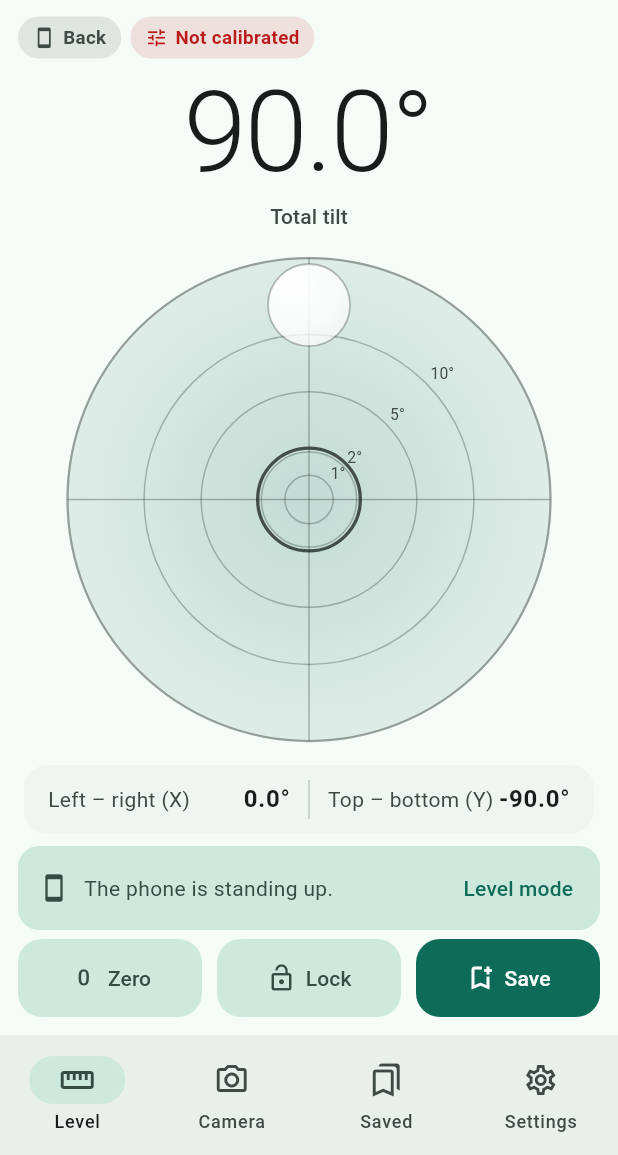
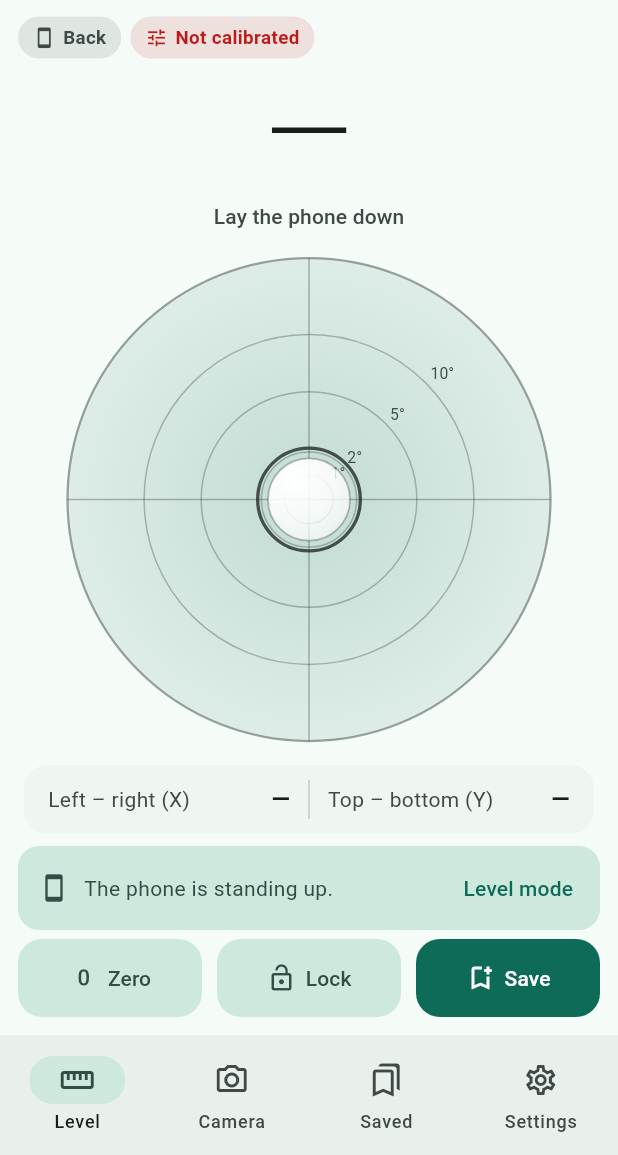
Before and after one commit to razvannicu15/Nivela, a Flutter app: the screen it shows after launch, after a tap on "Plumb", after a tap on "Flat", on a phone screen of 412 x 824 dp, the part 81-1236 px from its top. Run offline on Flutter 3.47's test engine with Material 3 defaults, Android fonts, the phone set to English and light mode, and no system bars; our stand-ins replace camera.

Commit message:
Show a dash when the phone is not held for the current mode
Keep the display orientation while lying flat, and draw scale labels
in Roboto.

Co-Authored-By: Claude Opus 5.5 <noreply@anthropic.com>
Claude-Session: https://claude.ai/code/session_01PSH8SsYx9vLsPuXhkJxfXr

```diff
--- a/lib/services/meter.dart
+++ b/lib/services/meter.dart
@@ -141,7 +141,7 @@ class Meter extends ChangeNotifier {
   void _tick() {
     if (!Sensor.instance.hasData) return;
     final r = live;
-    if (r.mode != Mode.flat) _sticky = r.edge;
+    if (r.mode != Mode.flat && r.positionOk) _sticky = r.edge;
     final now = DateTime.now();
 
     if (lockState == MeterLock.armedStill) {
--- a/lib/ui/level_page.dart
+++ b/lib/ui/level_page.dart
@@ -276,12 +276,14 @@ class _LevelView extends StatelessWidget {
   @override
   Widget build(BuildContext context) {
     final cs = Theme.of(context).colorScheme;
+    final ok = reading.positionOk || locked;
     return Stack(fit: StackFit.expand, children: [
       CustomPaint(
-          painter: LevelPainter(angle: reading.angle, level: level, cs: cs, alert: alertColor(), tolerance: store.tolerance)),
+          painter: LevelPainter(angle: ok ? reading.angle : 0, level: level, cs: cs, alert: alertColor(), tolerance: store.tolerance)),
       Align(
         alignment: const Alignment(0, -0.52),
-        child: _BigValue(fmt(reading.angle, abs: true), level: level, locked: locked, sub: _direction(reading.angle, Mode.level)),
+        child: _BigValue(ok ? fmt(reading.angle, abs: true) : '—', level: level, locked: locked,
+            sub: ok ? _direction(reading.angle, Mode.level) : tr('Pune telefonul pe o muchie', 'Stand the phone on an edge')),
       ),
     ]);
   }
@@ -296,12 +298,14 @@ class _PlumbView extends StatelessWidget {
   Widget build(BuildContext context) {
     final cs = Theme.of(context).colorScheme;
     final left = reading.contact == reading.edge.displayLeft;
+    final ok = reading.positionOk || locked;
     return Stack(fit: StackFit.expand, children: [
       CustomPaint(
-          painter: PlumbPainter(angle: reading.angle, level: level, cs: cs, alert: alertColor(), contactLeft: left)),
+          painter: PlumbPainter(angle: ok ? reading.angle : 0, level: level, cs: cs, alert: alertColor(), contactLeft: left)),
       Align(
         alignment: const Alignment(0, 0.96),
-        child: _BigValue(fmt(reading.angle, abs: true), level: level, locked: locked, sub: _direction(reading.angle, Mode.plumb)),
+        child: _BigValue(ok ? fmt(reading.angle, abs: true) : '—', level: level, locked: locked,
+            sub: ok ? _direction(reading.angle, Mode.plumb) : tr('Sprijină muchia pe perete', 'Hold the edge against the wall')),
       ),
     ]);
   }
@@ -315,12 +319,14 @@ class _FlatView extends StatelessWidget {
   @override
   Widget build(BuildContext context) {
     final cs = Theme.of(context).colorScheme;
-    final t = reading.flat ?? const FlatTilt(0, 0);
+    final ok = reading.positionOk || locked;
+    final t = ok ? (reading.flat ?? const FlatTilt(0, 0)) : const FlatTilt(0, 0);
     return Padding(
       padding: const EdgeInsets.symmetric(horizontal: 16),
       child: Column(children: [
         const SizedBox(height: 8),
-        _BigValue(fmt(t.total), level: level, locked: locked, sub: tr('Înclinare totală', 'Total tilt')),
+        _BigValue(ok ? fmt(t.total) : '—', level: level, locked: locked,
+            sub: ok ? tr('Înclinare totală', 'Total tilt') : tr('Așază telefonul culcat', 'Lay the phone down')),
         const SizedBox(height: 12),
         Expanded(
           child: Center(
@@ -339,9 +345,9 @@ class _FlatView extends StatelessWidget {
             borderRadius: BorderRadius.circular(16),
           ),
           child: Row(children: [
-            Expanded(child: InfoRow(tr('Stânga – dreapta (X)', 'Left – right (X)'), fmt(t.x, signed: true), last: true)),
+            Expanded(child: InfoRow(tr('Stânga – dreapta (X)', 'Left – right (X)'), ok ? fmt(t.x, signed: true) : '—', last: true)),
             Container(width: 1, height: 26, margin: const EdgeInsets.symmetric(horizontal: 12), color: cs.outlineVariant),
-            Expanded(child: InfoRow(tr('Sus – jos (Y)', 'Top – bottom (Y)'), fmt(t.y, signed: true), last: true)),
+            Expanded(child: InfoRow(tr('Sus – jos (Y)', 'Top – bottom (Y)'), ok ? fmt(t.y, signed: true) : '—', last: true)),
           ]),
         ),
         const SizedBox(height: 4),
--- a/lib/ui/painters.dart
+++ b/lib/ui/painters.dart
@@ -152,7 +152,7 @@ class PlumbPainter extends CustomPainter {
         final major = d == 0 || d == 5 || d == 10;
         canvas.drawLine(pivot + dir * (arcR + 10), pivot + dir * (arcR + (major ? 26 : 19)), tick);
         if (d >= 5) {
-          tp.text = TextSpan(text: '${d.toInt()}°', style: TextStyle(color: cs.onSurfaceVariant, fontSize: 11));
+          tp.text = TextSpan(text: '${d.toInt()}°', style: TextStyle(fontFamily: 'Roboto', color: cs.onSurfaceVariant, fontSize: 11));
           tp.layout();
           final p = pivot + dir * (arcR + 38);
           tp.paint(canvas, p - Offset(tp.width / 2, tp.height / 2));
@@ -240,7 +240,7 @@ class FlatPainter extends CustomPainter {
     for (final d in [1.0, 2.0, 5.0, 10.0]) {
       final rr = bubbleOffset(d, scale: _scale) * travel;
       canvas.drawCircle(c, rr, ring);
-      tp.text = TextSpan(text: '${d.toInt()}°', style: TextStyle(color: cs.onSurfaceVariant, fontSize: 10.5));
+      tp.text = TextSpan(text: '${d.toInt()}°', style: TextStyle(fontFamily: 'Roboto', color: cs.onSurfaceVariant, fontSize: 10.5));
       tp.layout();
       tp.paint(canvas, c + Offset(rr * 0.71 + 3, -rr * 0.71 - tp.height));
     }
```
